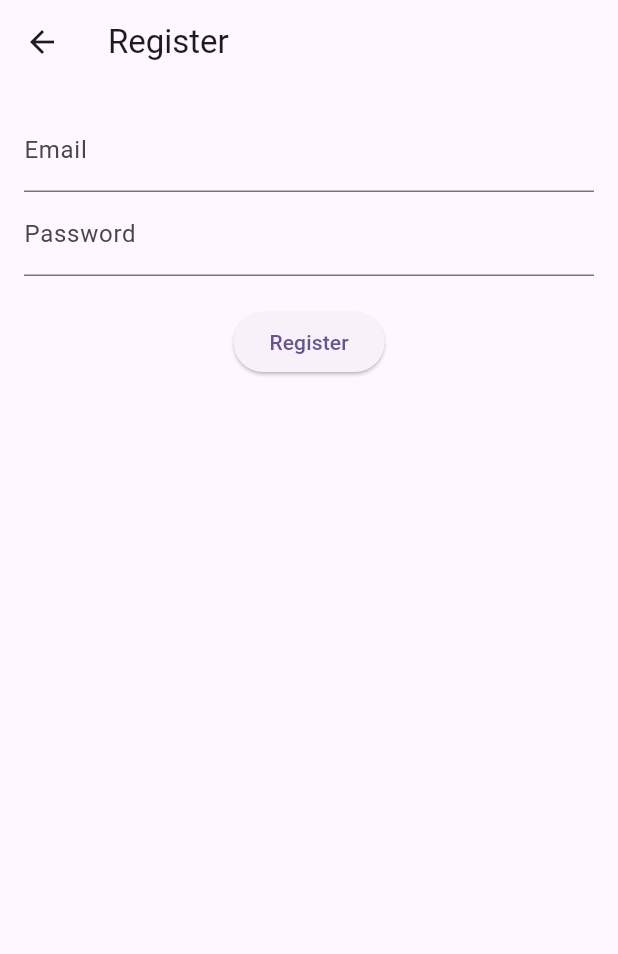
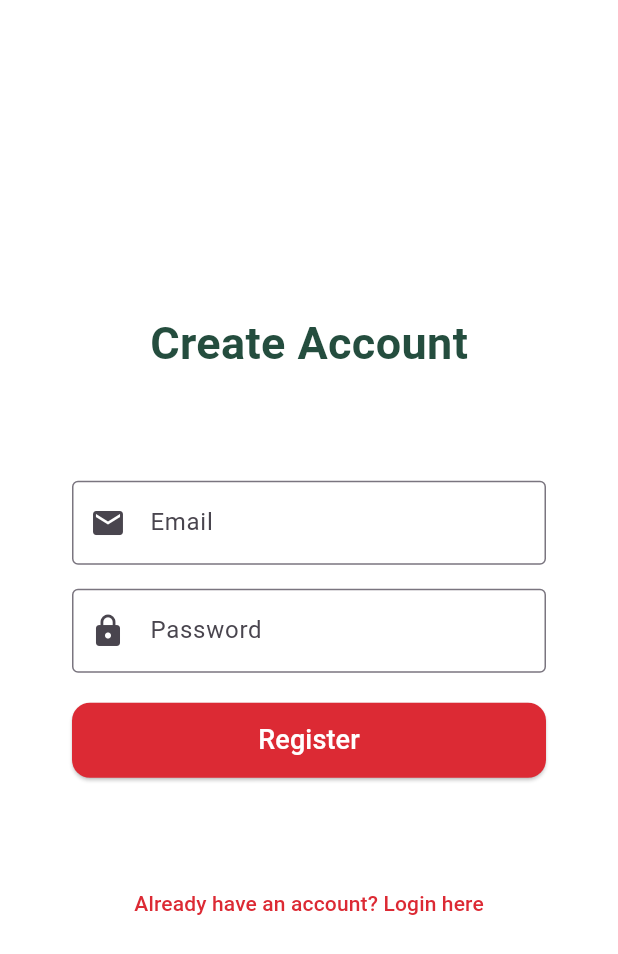
Before and after one commit to cemregizem/rota, a Flutter app: the HomeScreen screen opened directly, after a tap on the "logout" icon, after a tap on "Don’t have an account? Register here", on a phone screen of 412 x 824 dp. Shown: the top 954 px of the screen. Run offline on Flutter 3.47's test engine with Material 3 defaults, Android fonts, the phone set to English and light mode, and no system bars; our stand-ins replace firebase_auth, firebase_core, firebase_database, flutter_map, flutter_riverpod, geocoding and 2 more; accounts and stored records are empty; network calls fail.

Commit message:
made code more maintable and some ui changes

```diff
--- a/rota/lib/providers/selected_customer_provider.dart
+++ /dev/null
@@ -1,4 +0,0 @@
-import 'package:flutter_riverpod/flutter_riverpod.dart';
-import 'package:rota/models/customer.dart';
-
-final selectedCustomerProvider = StateProvider<Customer?>((ref) => null);
--- a/rota/lib/screens/customer_detail_screen.dart
+++ b/rota/lib/screens/customer_detail_screen.dart
@@ -7,7 +7,6 @@ import 'package:rota/components/card.dart';
 import 'package:rota/components/elevatedButton.dart';
 import 'package:rota/providers/location_provider.dart';
 import 'package:rota/providers/route_provider.dart';
-import 'package:rota/providers/selected_customer_provider.dart';
 import 'package:rota/providers/state_provider.dart';
 import 'package:rota/screens/home.dart';
 
--- a/rota/lib/screens/home.dart
+++ b/rota/lib/screens/home.dart
@@ -1,18 +1,14 @@
 import 'package:flutter/material.dart';
 import 'package:flutter_riverpod/flutter_riverpod.dart';
 import 'package:rota/models/customer.dart';
-import 'package:rota/providers/auth_provider.dart';
-
 import 'package:rota/providers/customer_list_provider.dart';
 import 'package:rota/providers/location_provider.dart';
 import 'package:flutter_map/flutter_map.dart';
 import 'package:latlong2/latlong.dart';
-import 'package:rota/providers/route_provider.dart';
-import 'package:rota/providers/selected_customer_provider.dart';
 import 'package:rota/providers/state_provider.dart';
 import 'package:rota/screens/customer_list_screen.dart';
 import 'package:rota/screens/new_customer_screen.dart';
-import 'package:rota/screens/login_screen.dart';
+import 'package:rota/services/auth_service.dart';
 
 class HomeScreen extends ConsumerWidget {
   const HomeScreen({Key? key, required this.customers}) : super(key: key);
@@ -22,24 +18,9 @@ class HomeScreen extends ConsumerWidget {
   Widget build(BuildContext context, WidgetRef ref) {
     final locationAsyncValue = ref.watch(locationProvider);
     final customers = ref.watch(customerListProvider);
-   // final selectedCustomer = ref.watch(selectedCustomerProvider);
-    // Logout function call
-    void _logout() async {
-      try {
-        await ref.read(authControllerProvider).logout();
-        // After logout, navigate back to the login screen or other logic
-        Navigator.pushReplacement(
-          context,
-          MaterialPageRoute(
-              builder: (context) =>
-                  const LoginScreen()), // Replace with your login screen
-        );
-      } catch (e) {
-        ScaffoldMessenger.of(context).showSnackBar(
-          SnackBar(content: Text('Logout failed: $e')),
-        );
-      }
-    }
+    final AuthService _authService = AuthService();
+
+
 
     return Scaffold(
       appBar: AppBar(
@@ -55,7 +36,10 @@ class HomeScreen extends ConsumerWidget {
         actions: [
           IconButton(
             icon: const Icon(Icons.logout),
-            onPressed: _logout,
+             onPressed: () async {
+              // Ensure logout is wrapped in an async function
+              await _authService.logout(ref, context);
+            },
             tooltip: 'Logout',
           ),
         ],
--- a/rota/lib/screens/register_screen.dart
+++ b/rota/lib/screens/register_screen.dart
@@ -1,55 +1,135 @@
 import 'package:flutter/material.dart';
 import 'package:flutter_riverpod/flutter_riverpod.dart';
+import 'package:rota/screens/login_screen.dart';
+import 'package:rota/services/auth_service.dart';
 
-import 'package:rota/providers/auth_provider.dart';
+class RegisterScreen extends ConsumerStatefulWidget {
+  const RegisterScreen({super.key});
 
-class RegisterScreen extends ConsumerWidget {
+  @override
+  ConsumerState<RegisterScreen> createState() => _RegisterScreenState();
+}
+
+class _RegisterScreenState extends ConsumerState<RegisterScreen> {
   final _emailController = TextEditingController();
   final _passwordController = TextEditingController();
+  final _formKey = GlobalKey<FormState>();
 
-  RegisterScreen({super.key});
+  @override
+  Widget build(BuildContext context) {
+    return Scaffold(
+      backgroundColor: Colors.white,
+      body: Center(
+        child: SingleChildScrollView(
+          padding: const EdgeInsets.all(16.0),
+          child: Column(
+            mainAxisSize: MainAxisSize.min,
+            children: [
+              const SizedBox(height: 10),
+              const Text(
+                'Create Account',
+                style: TextStyle(
+                  fontSize: 30,
+                  fontWeight: FontWeight.bold,
+                  color: Color(0xFF244D3E),
+                ),
+              ),
+              const SizedBox(height: 30),
+              Container(
+                padding:
+                    const EdgeInsets.symmetric(horizontal: 32, vertical: 40),
+                width: double.infinity,
+                constraints: const BoxConstraints(maxWidth: 400),
+                child: Form(
+                  key: _formKey,
+                  child: Column(
+                    children: [
+                      // Email Input
+                      TextFormField(
+                        controller: _emailController,
+                        decoration: const InputDecoration(
+                          labelText: 'Email',
+                          prefixIcon: Icon(Icons.email),
+                          border: OutlineInputBorder(),
+                        ),
+                        validator: (value) {
+                          if (value == null || value.isEmpty) {
+                            return 'Please enter your email';
+                          } else if (!RegExp(r'^[^@]+@[^@]+\.[^@]+')
+                              .hasMatch(value)) {
+                            return 'Please enter a valid email address';
+                          }
+                          return null;
+                        },
+                      ),
+                      const SizedBox(height: 16),
 
-  void _register(BuildContext context, WidgetRef ref) async {
-    try {
-      await ref.read(authControllerProvider).signUp(
+                      // Password Input
+                      TextFormField(
+                        controller: _passwordController,
+                        decoration: const InputDecoration(
+                          labelText: 'Password',
+                          prefixIcon: Icon(Icons.lock),
+                          border: OutlineInputBorder(),
+                        ),
+                        obscureText: true,
+                        validator: (value) {
+                          if (value == null || value.isEmpty) {
+                            return 'Please enter your password';
+                          } else if (value.length < 6) {
+                            return 'Password must be at least 6 characters';
+                          }
+                          return null;
+                        },
+                      ),
+                      const SizedBox(height: 20),
+
+                      // Register Button
+                      ElevatedButton(
+                        onPressed: () {
+                          if (_formKey.currentState?.validate() ?? false) {
+                            AuthService().register(
+                              ref,
                               _emailController.text.trim(),
                               _passwordController.text.trim(),
-          );
-      ScaffoldMessenger.of(context).showSnackBar(
-        const SnackBar(content: Text('Registration Successful!')),
-      );
-      Navigator.pop(context);
-    } catch (e) {
-      print('Error: $e'); // Log the error
-      ScaffoldMessenger.of(context).showSnackBar(
-        SnackBar(content: Text('Error: $e')),
+                              context,
                             );
                           }
-  }
-
-  @override
-  Widget build(BuildContext context, WidgetRef ref) {
-    return Scaffold(
-      appBar: AppBar(title: const Text('Register')),
-      body: Padding(
-        padding: const EdgeInsets.all(16.0),
-        child: Column(
-          children: [
-            TextField(
-              controller: _emailController,
-              decoration: const InputDecoration(labelText: 'Email'),
+                        },
+                        style: ElevatedButton.styleFrom(
+                          minimumSize: const Size(double.infinity, 50),
+                          shape: RoundedRectangleBorder(
+                            borderRadius: BorderRadius.circular(12),
                           ),
-            TextField(
-              controller: _passwordController,
-              decoration: const InputDecoration(labelText: 'Password'),
-              obscureText: true,
+                          backgroundColor: const Color(0xFFDC2A34),
+                        ),
+                        child: const Text(
+                          'Register',
+                          style: TextStyle(color: Colors.white, fontSize: 18),
+                        ),
+                      ),
+                    ],
+                  ),
+                ),
               ),
               const SizedBox(height: 20),
-            ElevatedButton(
-              onPressed: () => _register(context, ref),
-              child: const Text('Register'),
+              Center(
+                child: TextButton(
+                  onPressed: () {
+                    Navigator.push(
+                      context,
+                      MaterialPageRoute(
+                          builder: (context) => const LoginScreen()),
+                    );
+                  },
+                  child: const Text(
+                    'Already have an account? Login here',
+                    style: TextStyle(fontSize: 14, color: Color(0xFFDC2A34)),
+                  ),
+                ),
               ),
             ],
+          ),
         ),
       ),
     );
--- /dev/null
+++ b/rota/lib/services/auth_service.dart
@@ -0,0 +1,85 @@
+import 'package:flutter/material.dart';
+import 'package:flutter_riverpod/flutter_riverpod.dart';
+import 'package:rota/providers/auth_provider.dart';
+import 'package:rota/providers/customer_list_provider.dart';
+import 'package:rota/providers/package_provider.dart';
+import 'package:rota/screens/home.dart';
+import 'package:rota/screens/login_screen.dart';
+
+class AuthService {
+
+
+  Future<void> login(
+      WidgetRef ref, String email, String password, BuildContext context) async {
+    try {
+      // Attempt to login using the authControllerProvider
+      await ref.read(authControllerProvider).login(email, password);
+
+      // Get the customer list (replace with actual logic if needed)
+      final customers = ref.read(customerListProvider);
+
+      // Navigate to the home screen with the customer list
+      Navigator.pushReplacement(
+        context,
+        MaterialPageRoute(
+          builder: (context) => ProviderScope(
+            overrides: [
+              userEmailProvider.overrideWithValue(email),
+            ],
+            child: HomeScreen(customers: customers),
+          ),
+        ),
+      );
+    } catch (e) {
+      // Show error message if login fails
+      ScaffoldMessenger.of(context).showSnackBar(
+        SnackBar(content: Text(e.toString())),
+      );
+    }
+  }
+
+    Future<void> logout(WidgetRef ref, BuildContext context) async {
+    try {
+      await ref.read(authControllerProvider).logout();  // Call logout from authControllerProvider
+
+      // After successful logout, navigate to the login screen
+      Navigator.pushReplacement(
+        context,
+        MaterialPageRoute(
+          builder: (context) => const LoginScreen(),
+        ),
+      );
+    } catch (e) {
+      ScaffoldMessenger.of(context).showSnackBar(
+        SnackBar(content: Text('Logout failed: $e')),
+      );
+    }
+  }
+   Future<void> register(
+      WidgetRef ref, String email, String password, BuildContext context) async {
+    try {
+      // Call the registration method from the authControllerProvider
+      await ref.read(authControllerProvider).signUp(email, password);
+
+      // Show success message
+      ScaffoldMessenger.of(context).showSnackBar(
+        const SnackBar(content: Text('Registration Successful!')),
+      );
+
+      // Navigate to the login screen after successful registration
+      Navigator.pushReplacement(
+        context,
+        MaterialPageRoute(builder: (context) => const LoginScreen()),
+      );
+    } catch (e) {
+      // Show error message if registration fails
+      ScaffoldMessenger.of(context).showSnackBar(
+        SnackBar(content: Text('Error: $e')),
+      );
+    }
+  }
+
+
+
+
+}
```
Also changed, not shown: rota/lib/providers/route_provider.dart (+7 -5 lines), rota/lib/screens/login_screen.dart (+12 -32 lines), rota/lib/utils/constants.dart (deleted). Lines whose indentation alone changed are shown as unchanged.
